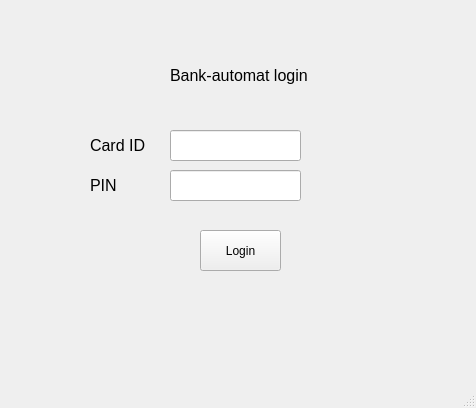
This is bank-automat/mainwindow.ui in 25kmo-project/group_11 as Qt 5 draws it before an edit. The edited form follows.
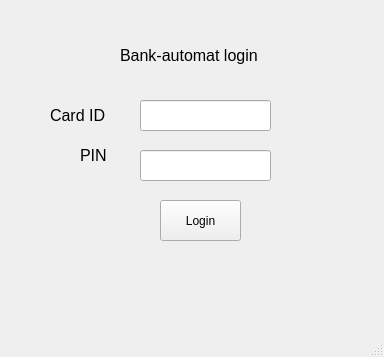
This is the edited form.

Diff of the .ui file:
```diff
--- a/bank-automat/mainwindow.ui
+++ b/bank-automat/mainwindow.ui
@@ -6,8 +6,8 @@
    <rect>
     <x>0</x>
     <y>0</y>
-    <width>476</width>
-    <height>408</height>
+    <width>384</width>
+    <height>357</height>
    </rect>
   </property>
   <property name="windowTitle">
@@ -17,8 +17,8 @@
    <widget class="QLabel" name="label">
     <property name="geometry">
      <rect>
-      <x>170</x>
-      <y>60</y>
+      <x>120</x>
+      <y>40</y>
       <width>191</width>
       <height>31</height>
      </rect>
@@ -35,8 +35,8 @@
    <widget class="QLabel" name="label_2">
     <property name="geometry">
      <rect>
-      <x>90</x>
-      <y>130</y>
+      <x>50</x>
+      <y>100</y>
       <width>71</width>
       <height>31</height>
      </rect>
@@ -53,8 +53,8 @@
    <widget class="QLabel" name="label_3">
     <property name="geometry">
      <rect>
-      <x>90</x>
-      <y>170</y>
+      <x>80</x>
+      <y>140</y>
       <width>61</width>
       <height>31</height>
      </rect>
@@ -71,8 +71,8 @@
    <widget class="QLabel" name="labelInfo">
     <property name="geometry">
      <rect>
-      <x>120</x>
-      <y>290</y>
+      <x>110</x>
+      <y>250</y>
       <width>241</width>
       <height>31</height>
      </rect>
@@ -89,8 +89,8 @@
    <widget class="QPushButton" name="btnLogin">
     <property name="geometry">
      <rect>
-      <x>200</x>
-      <y>230</y>
+      <x>160</x>
+      <y>200</y>
       <width>81</width>
       <height>41</height>
      </rect>
@@ -102,8 +102,8 @@
    <widget class="QLineEdit" name="textCardId">
     <property name="geometry">
      <rect>
-      <x>170</x>
-      <y>130</y>
+      <x>140</x>
+      <y>100</y>
       <width>131</width>
       <height>31</height>
      </rect>
@@ -112,12 +112,15 @@
    <widget class="QLineEdit" name="textPin">
     <property name="geometry">
      <rect>
-      <x>170</x>
-      <y>170</y>
+      <x>140</x>
+      <y>150</y>
       <width>131</width>
       <height>31</height>
      </rect>
     </property>
+    <property name="echoMode">
+     <enum>QLineEdit::EchoMode::Password</enum>
+    </property>
    </widget>
   </widget>
   <widget class="QMenuBar" name="menubar">
```
Left out of the diff: 4 changed lines with no effect on the pictures.
